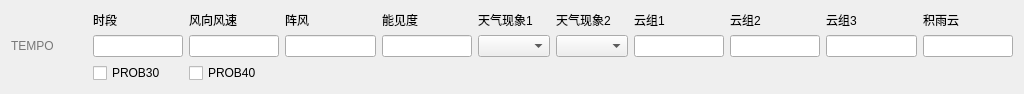
Old version of the form tafor/components/ui/taf_tempo.ui in the repository up1and/tafor.
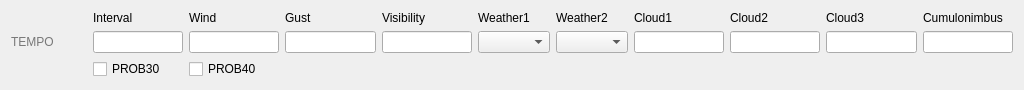
New version of the form.

The edit to the form file:
```diff
--- a/tafor/components/ui/taf_tempo.ui
+++ b/tafor/components/ui/taf_tempo.ui
@@ -22,7 +22,7 @@
      <item row="0" column="12">
       <widget class="QLabel" name="cloud2Label">
        <property name="text">
-        <string>云组2</string>
+        <string>Cloud2</string>
        </property>
        <property name="buddy">
         <cstring>cloud2</cstring>
@@ -32,7 +32,7 @@
      <item row="0" column="7">
       <widget class="QLabel" name="visLabel">
        <property name="text">
-        <string>能见度</string>
+        <string>Visibility</string>
        </property>
        <property name="buddy">
         <cstring>vis</cstring>
@@ -67,7 +67,7 @@
      <item row="0" column="9">
       <widget class="QLabel" name="weatherWithIntensityLabel">
        <property name="text">
-        <string>天气现象1</string>
+        <string>Weather1</string>
        </property>
        <property name="buddy">
         <cstring>weatherWithIntensity</cstring>
@@ -77,7 +77,7 @@
      <item row="0" column="5">
       <widget class="QLabel" name="windLabel">
        <property name="text">
-        <string>风向风速</string>
+        <string>Wind</string>
        </property>
        <property name="buddy">
         <cstring>wind</cstring>
@@ -87,7 +87,7 @@
      <item row="0" column="4">
       <widget class="QLabel" name="intervalLabel">
        <property name="text">
-        <string>时段</string>
+        <string>Interval</string>
        </property>
        <property name="buddy">
         <cstring>interval</cstring>
@@ -100,7 +100,7 @@
      <item row="0" column="11">
       <widget class="QLabel" name="cloud1Label">
        <property name="text">
-        <string>云组1</string>
+        <string>Cloud1</string>
        </property>
        <property name="buddy">
         <cstring>cloud1</cstring>
@@ -113,7 +113,7 @@
      <item row="0" column="14">
       <widget class="QLabel" name="cbLabel">
        <property name="text">
-        <string>积雨云</string>
+        <string>Cumulonimbus</string>
        </property>
        <property name="buddy">
         <cstring>cb</cstring>
@@ -126,7 +126,7 @@
      <item row="0" column="13">
       <widget class="QLabel" name="cloud3Label">
        <property name="text">
-        <string>云组3</string>
+        <string>Cloud3</string>
        </property>
        <property name="buddy">
         <cstring>cloud3</cstring>
@@ -149,7 +149,7 @@
      <item row="0" column="6">
       <widget class="QLabel" name="gustLabel">
        <property name="text">
-        <string>阵风</string>
+        <string>Gust</string>
        </property>
        <property name="buddy">
         <cstring>gust</cstring>
@@ -175,7 +175,7 @@
      <item row="0" column="10">
       <widget class="QLabel" name="weatherLabel">
        <property name="text">
-        <string>天气现象2</string>
+        <string>Weather2</string>
        </property>
        <property name="buddy">
         <cstring>weather</cstring>
```
